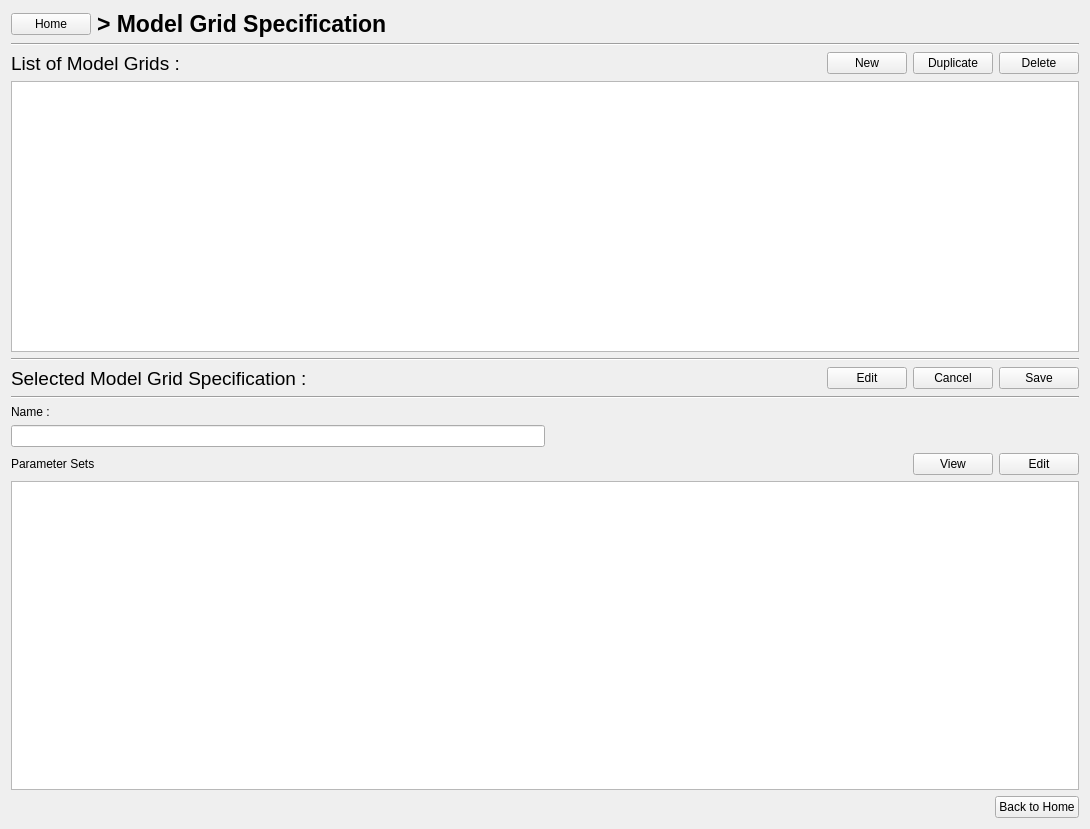
Before: the Qt Designer form PhzQtUI/auxdir/PhzQtUI/FormModelSet.ui in astrorama/Phosphoros, drawn with Qt 5.
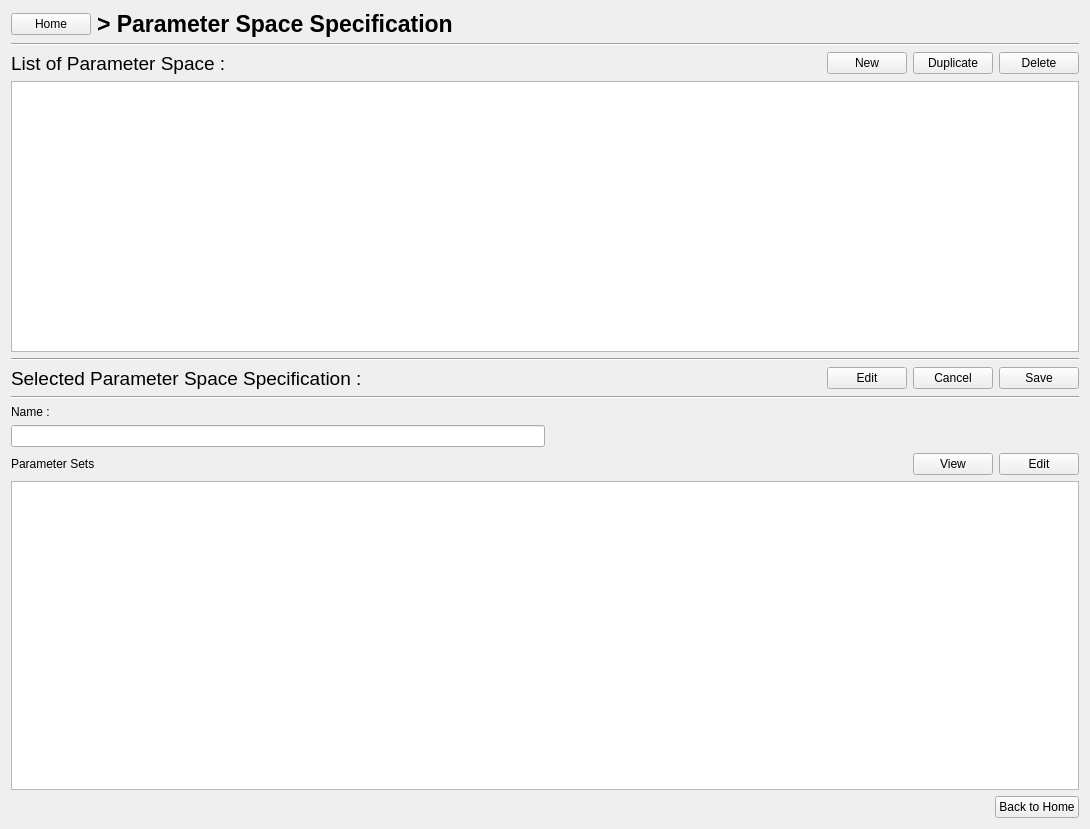
After: the same form once the commit is applied. Custom widgets are drawn as their Qt base class.

Commit message: Task 8263 Update the GUI for the new names

```diff
--- a/PhzQtUI/auxdir/PhzQtUI/FormModelSet.ui
+++ b/PhzQtUI/auxdir/PhzQtUI/FormModelSet.ui
@@ -33,7 +33,7 @@
         </font>
        </property>
        <property name="text">
-        <string>&gt; Model Grid Specification</string>
+        <string>&gt; Parameter Space Specification</string>
        </property>
       </widget>
      </item>
@@ -71,7 +71,7 @@
           </font>
          </property>
          <property name="text">
-          <string>List of Model Grids :</string>
+          <string>List of Parameter Space :</string>
          </property>
         </widget>
        </item>
@@ -158,7 +158,7 @@
         </font>
        </property>
        <property name="text">
-        <string>Selected Model Grid Specification :</string>
+        <string>Selected Parameter Space Specification :</string>
        </property>
       </widget>
      </item>
```
The commit also changes 4 other files.
